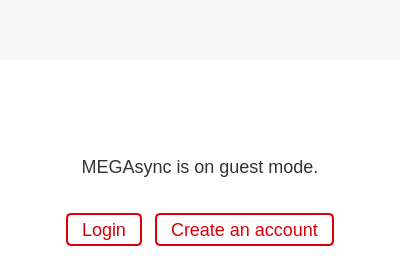
Before: the Qt Designer form Source/MEGASync/gui/linux/GuestWidget.ui in meganz/MEGAsync, drawn with Qt 5.
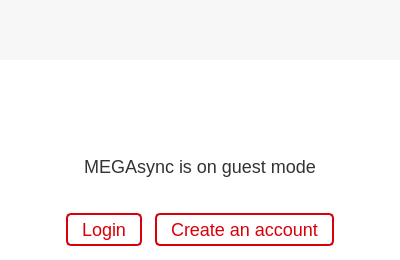
After: the same form once the commit is applied. Icons and pictures are not drawn. Custom widgets are drawn as their Qt base class.

What changed in the file:
```diff
--- a/Source/MEGASync/gui/linux/GuestWidget.ui
+++ b/Source/MEGASync/gui/linux/GuestWidget.ui
@@ -272,7 +272,10 @@
       <item>
        <widget class="QLabel" name="lDesc">
         <property name="text">
-         <string>&lt;html&gt;&lt;head/&gt;&lt;body&gt;&lt;p align=&quot;center&quot;&gt;MEGAsync is on guest mode.&lt;/p&gt;&lt;/body&gt;&lt;/html&gt;</string>
+         <string>MEGAsync is on guest mode</string>
+        </property>
+        <property name="alignment">
+         <set>Qt::AlignCenter</set>
         </property>
        </widget>
       </item>
```
Left out of the diff: 2 changed lines with no effect on the pictures.
